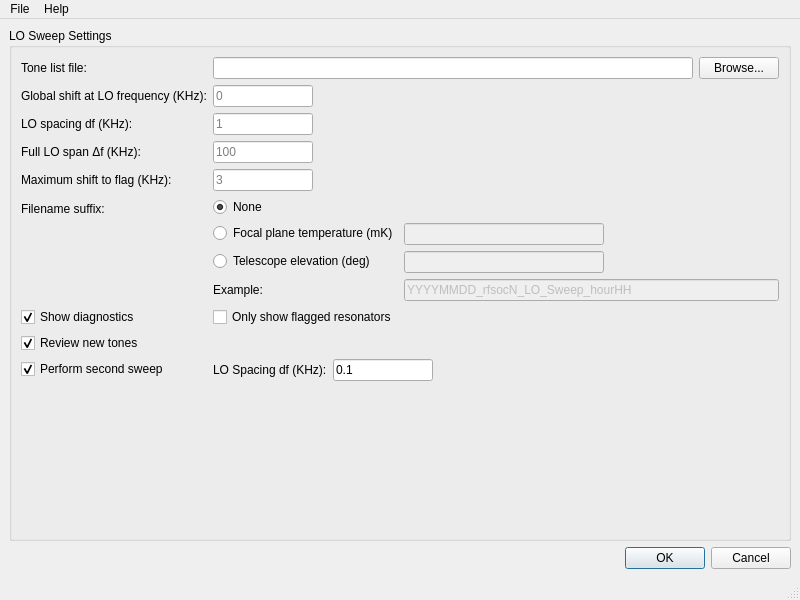
Before: the Qt Designer form ui_resources/loconfig.ui in Tyronitar/rfsoc-interface, drawn with Qt 5.
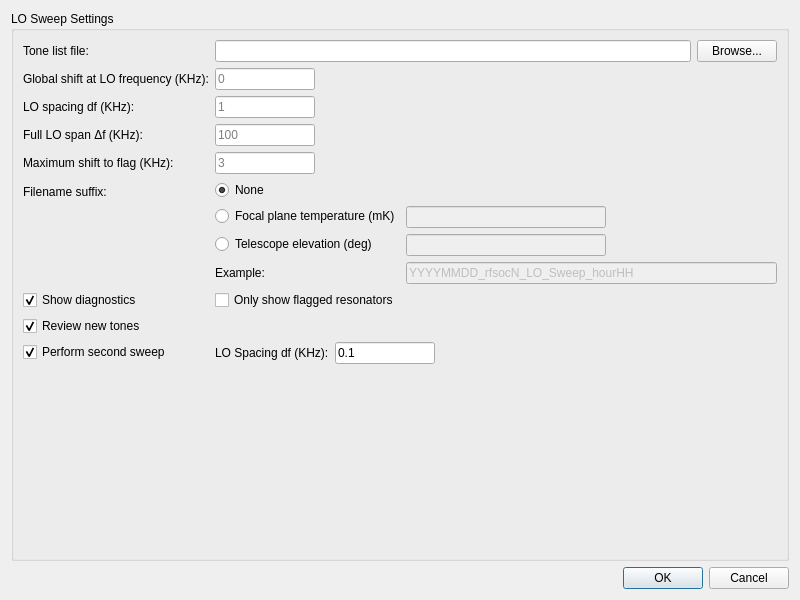
After: the same form once the commit is applied. Icons and pictures are not drawn.

Commit message:
Combine all Windows into one Super Window
* ALSO, I Got the GODDAMN Progress Bar to work :((

Diff of the .ui file:
```diff
--- a/ui_resources/loconfig.ui
+++ b/ui_resources/loconfig.ui
@@ -1,7 +1,7 @@
 <?xml version="1.0" encoding="UTF-8"?>
 <ui version="4.0">
- <class>MainWindow</class>
- <widget class="QMainWindow" name="MainWindow">
+ <class>LoConfigWidget</class>
+ <widget class="QWidget" name="LoConfigWidget">
   <property name="geometry">
    <rect>
     <x>0</x>
@@ -13,7 +13,8 @@
   <property name="windowTitle">
    <string>LO Sweep Configuration</string>
   </property>
-  <widget class="QWidget" name="centralwidget">
+  <layout class="QVBoxLayout" name="verticalLayout_2">
+   <item>
    <layout class="QVBoxLayout" name="verticalLayout">
     <item>
      <widget class="QGroupBox" name="lo_settings_groupBox">
@@ -396,31 +397,8 @@
      </widget>
     </item>
    </layout>
-  </widget>
-  <widget class="QMenuBar" name="menubar">
-   <property name="geometry">
-    <rect>
-     <x>0</x>
-     <y>0</y>
-     <width>800</width>
-     <height>22</height>
-    </rect>
-   </property>
-   <widget class="QMenu" name="menuFile">
-    <property name="title">
-     <string>File</string>
-    </property>
-   </widget>
-   <widget class="QMenu" name="menuHelp">
-    <property name="title">
-     <string>Help</string>
-    </property>
-    <addaction name="actionWhat_s_This"/>
-   </widget>
-   <addaction name="menuFile"/>
-   <addaction name="menuHelp"/>
-  </widget>
-  <widget class="QStatusBar" name="statusbar"/>
+   </item>
+  </layout>
   <action name="actionWhat_s_This">
    <property name="icon">
     <iconset theme="QIcon::ThemeIcon::HelpFaq"/>
```
Lines whose indentation alone changed are shown as unchanged. The commit also changes 19 other files.
